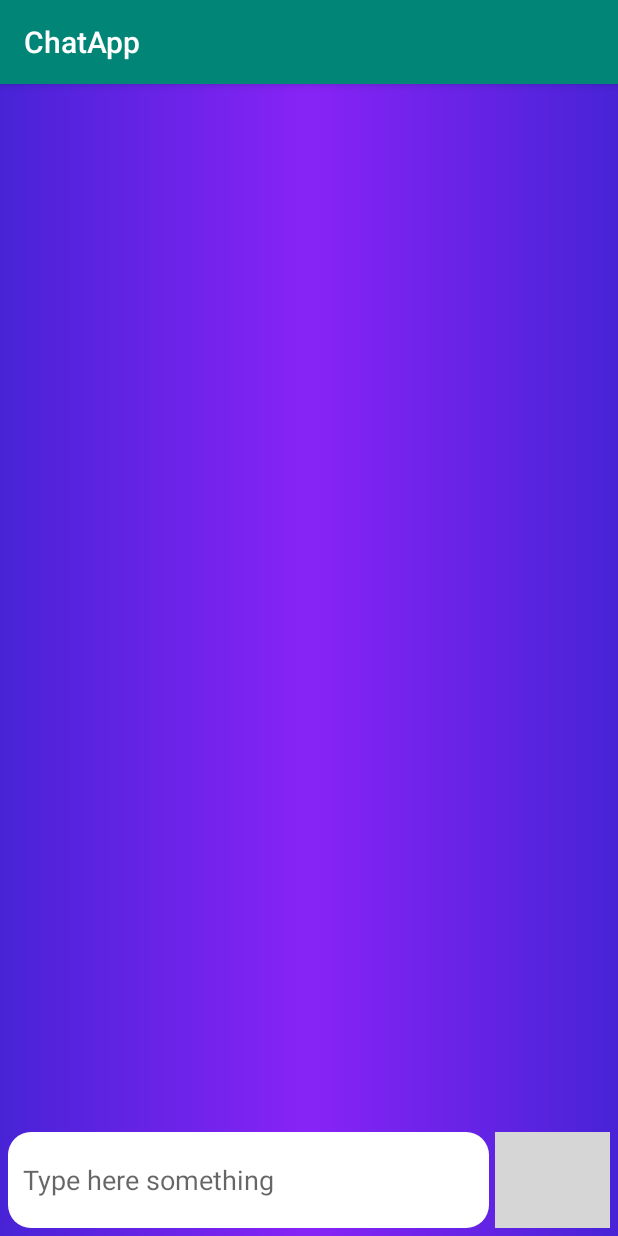
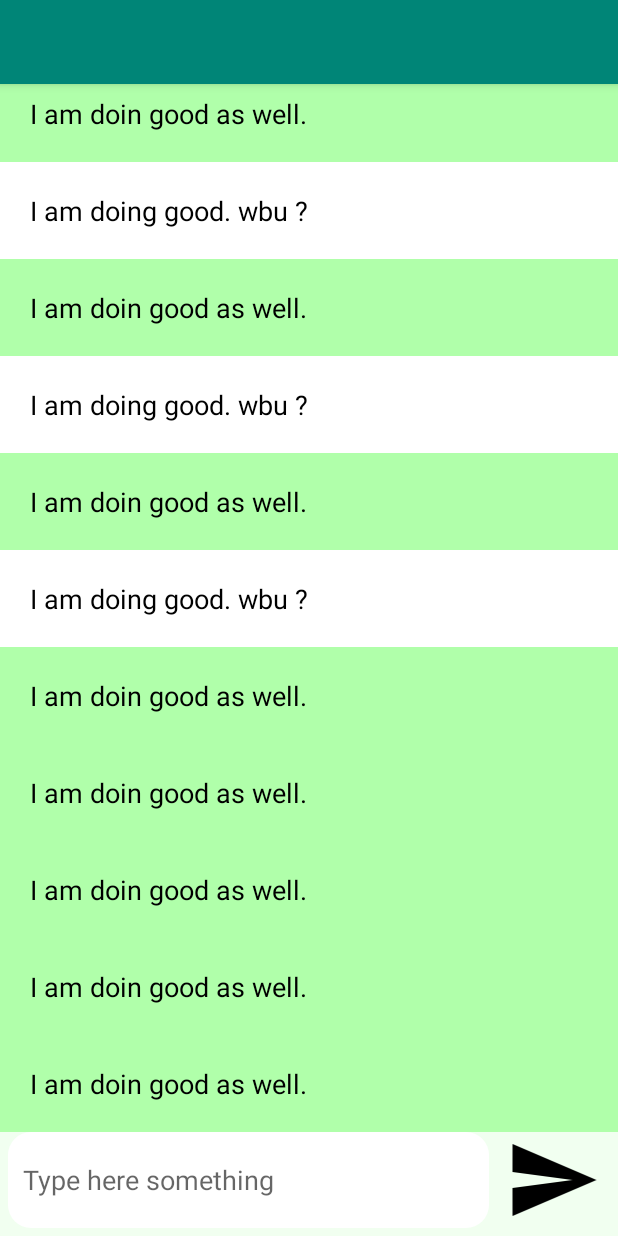
Before and after one commit to Priyandubey/ChatApp, an Android app: the ChatRoom screen opened directly, with no data from a screen before it, on a phone screen of 412 x 824 dp. Run offline under Robolectric (Android 15) with nearby library versions, the phone set to English and light mode, and no system bars; our stand-ins replace Firebase (no records; nobody signed in at launch, a user with empty details on screens opened directly); grey boxes are pictures that could not be loaded.

Commit message:
chat room recyclerView Modification plus may resources

```diff
--- a/app/src/main/AndroidManifest.xml
+++ b/app/src/main/AndroidManifest.xml
@@ -13,7 +13,8 @@
         android:roundIcon="@mipmap/ic_launcher_round"
         android:supportsRtl="true"
         android:theme="@style/AppTheme">
-        <activity android:name=".ChatRoom"></activity>
+        <activity android:name=".ChatRoom"
+            android:windowSoftInputMode="adjustPan"/>
         <activity android:name=".HomeActivity" />
         <activity android:name=".SignupPage" />
         <activity android:name=".MainActivity">
--- /dev/null
+++ b/app/src/main/java/com/example/chatapp/ChatInfo.java
@@ -0,0 +1,20 @@
+package com.example.chatapp;
+
+public class ChatInfo {
+
+    private String message;
+    private String sendOrReceived;
+
+    public ChatInfo(String message, String sendOrReceived) {
+        this.message = message;
+        this.sendOrReceived = sendOrReceived;
+    }
+
+    public String getMessage() {
+        return message;
+    }
+
+    public String getSendOrReceived() {
+        return sendOrReceived;
+    }
+}
--- a/app/src/main/java/com/example/chatapp/ChatRoom.java
+++ b/app/src/main/java/com/example/chatapp/ChatRoom.java
@@ -1,14 +1,105 @@
 package com.example.chatapp;
 
+import androidx.annotation.NonNull;
 import androidx.appcompat.app.AppCompatActivity;
+import androidx.recyclerview.widget.LinearLayoutManager;
+import androidx.recyclerview.widget.RecyclerView;
 
+import android.content.Intent;
 import android.os.Bundle;
+import android.view.View;
+import android.widget.EditText;
+import android.widget.ImageView;
+import android.widget.Toast;
+
+import com.google.android.gms.tasks.OnCompleteListener;
+import com.google.android.gms.tasks.Task;
+import com.google.firebase.auth.FirebaseAuth;
+import com.google.firebase.database.FirebaseDatabase;
+
+import java.util.ArrayList;
+import java.util.HashMap;
 
 public class ChatRoom extends AppCompatActivity {
+
+    RecyclerView recyclerView;
+    UserRoomRecylerAdapter userRoomRecylerAdapter;
+    RecyclerView.LayoutManager layoutManager;
+
+    ImageView sendButton;
+    EditText sendEditText;
+
+    ArrayList<ChatInfo> arrayList;
 
     @Override
     protected void onCreate(Bundle savedInstanceState) {
         super.onCreate(savedInstanceState);
         setContentView(R.layout.activity_chat_room);
+
+        sendButton = findViewById(R.id.sendButton);
+        sendEditText = findViewById(R.id.sendEditText);
+
+        arrayList = new ArrayList<>();
+        Intent intent = this.getIntent();
+        final String uuid = intent.getStringExtra("chatUserUuid");
+        String username = intent.getStringExtra("chatUserName");
+
+        setTitle(username);
+
+        arrayList.add(new ChatInfo("Hi","sent"));
+        arrayList.add(new ChatInfo("Hi","received"));
+        arrayList.add(new ChatInfo("How r u doin ?","sent"));
+        arrayList.add(new ChatInfo("I am doing good. wbu ?","received"));
+        arrayList.add(new ChatInfo("I am doin good as well.","sent"));
+        arrayList.add(new ChatInfo(":)","received"));
+        arrayList.add(new ChatInfo("Hi","sent"));
+        arrayList.add(new ChatInfo("Hi","received"));
+        arrayList.add(new ChatInfo("How r u doin ?","sent"));
+        arrayList.add(new ChatInfo("I am doing good. wbu ?","received"));
+        arrayList.add(new ChatInfo("I am doin good as well.","sent"));
+        arrayList.add(new ChatInfo("I am doing good. wbu ?","received"));
+        arrayList.add(new ChatInfo("I am doin good as well.","sent"));
+        arrayList.add(new ChatInfo("I am doing good. wbu ?","received"));
+        arrayList.add(new ChatInfo("I am doin good as well.","sent"));
+        arrayList.add(new ChatInfo("I am doing good. wbu ?","received"));
+        arrayList.add(new ChatInfo("I am doin good as well.","sent"));
+        arrayList.add(new ChatInfo("I am doin good as well.","sent"));
+        arrayList.add(new ChatInfo("I am doin good as well.","sent"));
+        arrayList.add(new ChatInfo("I am doin good as well.","sent"));
+        arrayList.add(new ChatInfo("I am doin good as well.","sent"));
+
+
+        recyclerView = findViewById(R.id.messagesRecycler);
+        layoutManager = new LinearLayoutManager(getApplicationContext());
+        recyclerView.setLayoutManager(layoutManager);
+
+        userRoomRecylerAdapter = new UserRoomRecylerAdapter(arrayList,this);
+        recyclerView.setAdapter(userRoomRecylerAdapter);
+        recyclerView.smoothScrollToPosition(arrayList.size() - 1);
+
+        sendEditText.setOnClickListener(new View.OnClickListener() {
+            @Override
+            public void onClick(View v) {
+
+                if(sendEditText.getText().toString().equals("")){
+                    Toast.makeText(ChatRoom.this, "Please type some message", Toast.LENGTH_SHORT).show();
+                }else {
+                    String text = sendEditText.getText().toString();
+                    HashMap<String, String> hm = new HashMap<>();
+                    hm.put("message",text);
+                    hm.put("sendOrReceived",uuid);
+
+                    FirebaseDatabase.getInstance().getReference().child("my_users").child(FirebaseAuth.getInstance().getUid()).child(uuid).push().setValue(hm).addOnCompleteListener(new OnCompleteListener<Void>() {
+                        @Override
+                        public void onComplete(@NonNull Task<Void> task) {
+
+                        }
+                    });
+                }
+
+            }
+        });
+
+
     }
 }
--- /dev/null
+++ b/app/src/main/java/com/example/chatapp/UserRoomRecylerAdapter.java
@@ -0,0 +1,58 @@
+package com.example.chatapp;
+
+import android.content.Context;
+import android.graphics.Color;
+import android.view.LayoutInflater;
+import android.view.View;
+import android.view.ViewGroup;
+import android.widget.TextView;
+
+import androidx.annotation.NonNull;
+import androidx.recyclerview.widget.RecyclerView;
+
+import java.util.ArrayList;
+
+public class UserRoomRecylerAdapter extends RecyclerView.Adapter<UserRoomRecylerAdapter.ChatRoomViewHolder> {
+
+    ArrayList<ChatInfo> arrayList;
+    Context context;
+
+    public UserRoomRecylerAdapter(ArrayList<ChatInfo> arrayList, Context context) {
+        this.arrayList = arrayList;
+        this.context = context;
+    }
+
+    @NonNull
+    @Override
+    public ChatRoomViewHolder onCreateViewHolder(@NonNull ViewGroup parent, int viewType) {
+        View view = LayoutInflater.from(parent.getContext()).inflate(R.layout.user_room_recycler,parent,false);
+        ChatRoomViewHolder chatRoomViewHolder = new ChatRoomViewHolder(view);
+        return chatRoomViewHolder;
+    }
+
+    @Override
+    public void onBindViewHolder(@NonNull ChatRoomViewHolder holder, int position) {
+            holder.chatsRoomChats.setText(arrayList.get(position).getMessage());
+            if(arrayList.get(position).getSendOrReceived().equals("sent")){
+                holder.chatsRoomChats.setBackgroundColor(Color.parseColor("#b0ffaa"));
+            }else{
+                holder.chatsRoomChats.setBackgroundColor(Color.WHITE);
+            }
+    }
+
+    @Override
+    public int getItemCount() {
+        return arrayList.size();
+    }
+
+    public class ChatRoomViewHolder extends RecyclerView.ViewHolder{
+
+        TextView chatsRoomChats;
+
+        public ChatRoomViewHolder(@NonNull View itemView) {
+            super(itemView);
+            chatsRoomChats = itemView.findViewById(R.id.chatsRoomChats);
+        }
+    }
+
+}
--- /dev/null
+++ b/app/src/main/res/drawable/ic_check.xml
@@ -0,0 +1,9 @@
+<vector xmlns:android="http://schemas.android.com/apk/res/android"
+        android:width="24dp"
+        android:height="24dp"
+        android:viewportWidth="24.0"
+        android:viewportHeight="24.0">
+    <path
+        android:fillColor="#FF000000"
+        android:pathData="M9,16.17L4.83,12l-1.42,1.41L9,19 21,7l-1.41,-1.41z"/>
+</vector>
--- /dev/null
+++ b/app/src/main/res/drawable/ic_send.xml
@@ -0,0 +1,9 @@
+<vector xmlns:android="http://schemas.android.com/apk/res/android"
+        android:width="24dp"
+        android:height="24dp"
+        android:viewportWidth="24.0"
+        android:viewportHeight="24.0">
+    <path
+        android:fillColor="#FF000000"
+        android:pathData="M2.01,21L23,12 2.01,3 2,10l15,2 -15,2z"/>
+</vector>
--- a/app/src/main/res/layout/activity_chat_room.xml
+++ b/app/src/main/res/layout/activity_chat_room.xml
@@ -1,21 +1,17 @@
 <?xml version="1.0" encoding="utf-8"?>
-<LinearLayout
-    xmlns:android="http://schemas.android.com/apk/res/android"
+<LinearLayout xmlns:android="http://schemas.android.com/apk/res/android"
     xmlns:app="http://schemas.android.com/apk/res-auto"
-    android:orientation="vertical"
     xmlns:tools="http://schemas.android.com/tools"
     android:layout_width="match_parent"
     android:layout_height="match_parent"
-    android:background="@drawable/gradient1"
+    android:background="#f1fff0"
+    android:orientation="vertical"
     tools:context=".ChatRoom">
 
     <androidx.recyclerview.widget.RecyclerView
+        android:id="@+id/messagesRecycler"
         android:layout_width="match_parent"
         android:layout_height="match_parent"
-        android:layout_marginLeft="5dp"
-        android:layout_marginTop="5dp"
-        android:layout_marginRight="5dp"
-        android:layout_marginBottom="5dp"
         android:layout_weight="1" />
 
     <LinearLayout
@@ -25,25 +21,26 @@
         android:orientation="horizontal">
 
         <EditText
+            android:id="@+id/sendEditText"
             android:layout_width="match_parent"
             android:layout_height="match_parent"
+            android:layout_marginLeft="5dp"
             android:layout_marginRight="4dp"
             android:layout_marginBottom="5dp"
-            android:layout_marginLeft="5dp"
-            android:padding="10dp"
+            android:layout_weight="2"
+            android:background="@drawable/round_layout_edittext"
             android:hint="Type here something"
-            android:background="@drawable/round_layout_edittext"
-            android:layout_weight="2"/>
+            android:padding="10dp" />
 
         <ImageView
+            android:id="@+id/sendButton"
             android:layout_width="match_parent"
             android:layout_height="match_parent"
             android:layout_marginRight="5dp"
             android:layout_marginBottom="5dp"
             android:layout_weight="8"
             android:src="@drawable/ic_send"
-            android:visibility="visible"
-          />
+            android:visibility="visible" />
 
 
     </LinearLayout>
--- /dev/null
+++ b/app/src/main/res/layout/user_room_recycler.xml
@@ -0,0 +1,17 @@
+<?xml version="1.0" encoding="utf-8"?>
+<LinearLayout xmlns:android="http://schemas.android.com/apk/res/android"
+    android:orientation="vertical"
+    android:layout_width="match_parent"
+    android:layout_height="wrap_content">
+
+    <TextView
+        android:id="@+id/chatsRoomChats"
+        android:layout_width="match_parent"
+        android:layout_height="wrap_content"
+        android:inputType="textMultiLine"
+        android:padding="20dp"
+        android:text="This is a example message.."
+        android:textColor="@color/common_google_signin_btn_text_dark_focused"
+        android:textSize="18sp" />
+
+</LinearLayout>
```
Also changed, not shown: app/src/main/res/drawable/messagechatsnewapp.png (added).
